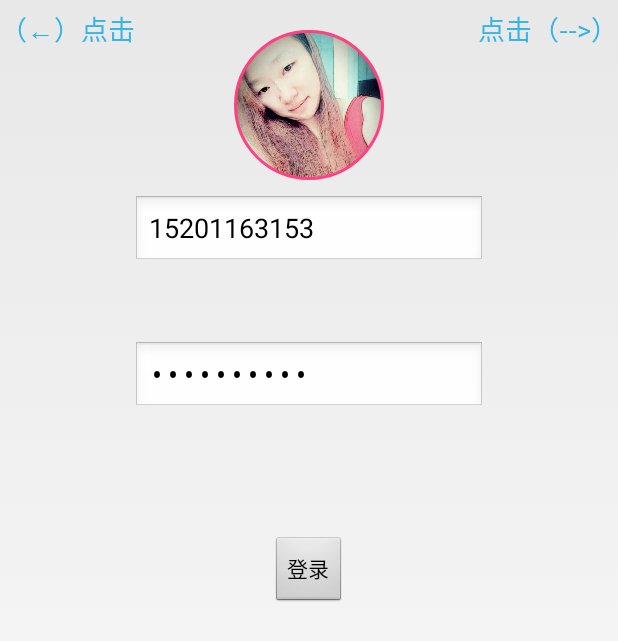
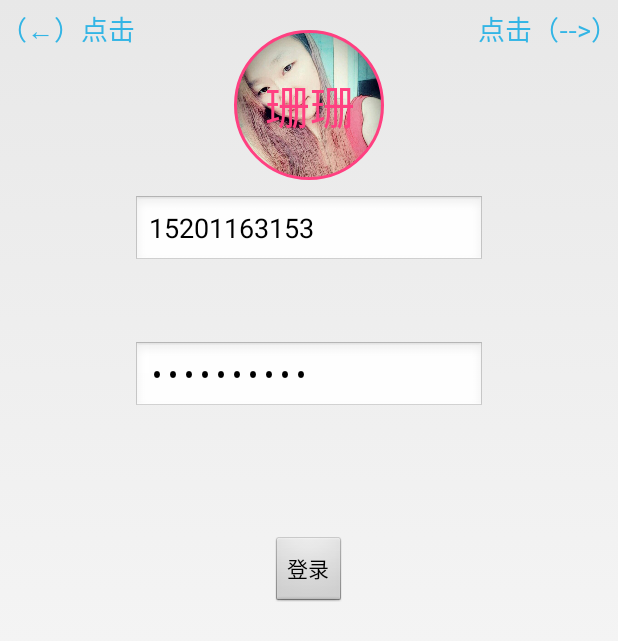
Before and after one commit to Biligle/Bili, an Android app: the PLoginActivity screen opened directly, with no data from a screen before it, on a phone screen of 412 x 824 dp. Shown: the top 641 px of the screen. Run offline under Robolectric (Android 15) with nearby library versions, the phone set to English and light mode, and no system bars; our stand-ins replace CircleImageView; pictures from the network do not load; 1 statement that could not run was skipped.

Commit message:
Update activity_login.xml

```diff
--- a/Biligle/app/src/main/res/layout/activity_login.xml
+++ b/Biligle/app/src/main/res/layout/activity_login.xml
@@ -88,7 +88,10 @@
             android:layout_marginTop="20dp"
             android:layout_centerHorizontal="true"
             app:civ_border_width="2dp"
-            app:civ_border_color="@color/colorAccent"/>
+            app:civ_border_color="@color/colorAccent"
+            app:mytextContent="珊珊"
+            app:mytextSize="30sp"
+            app:mytextContent_color="@color/colorAccent"/>
         <EditText
             android:layout_width="wrap_content"
             android:layout_height="wrap_content"
```
